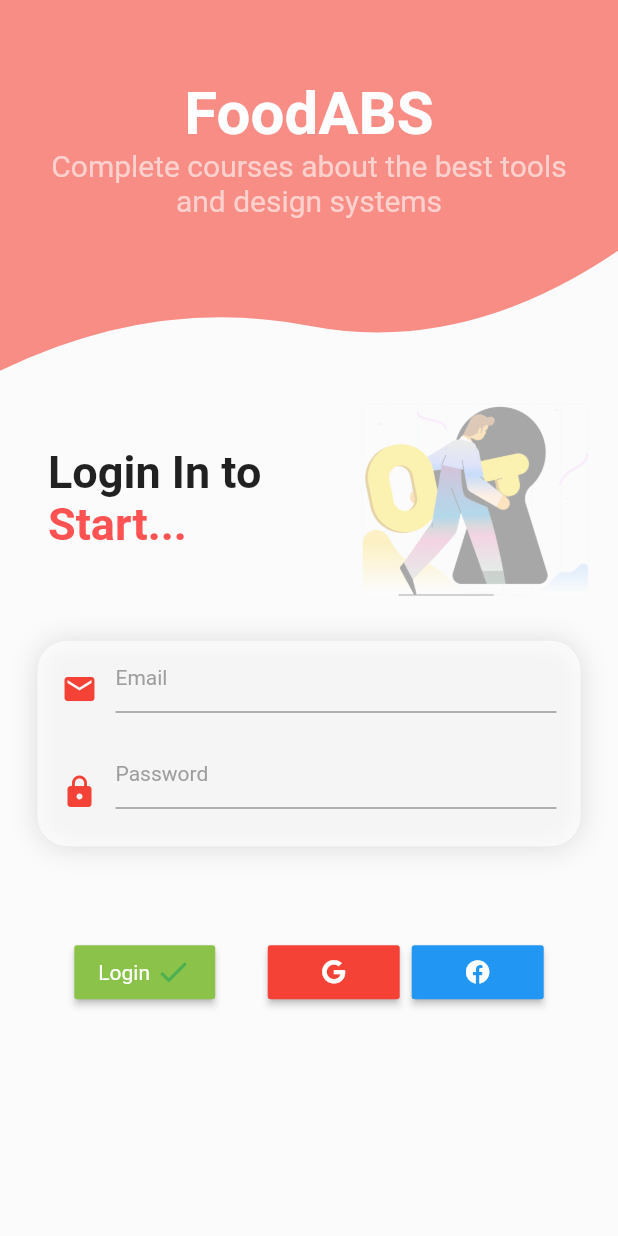
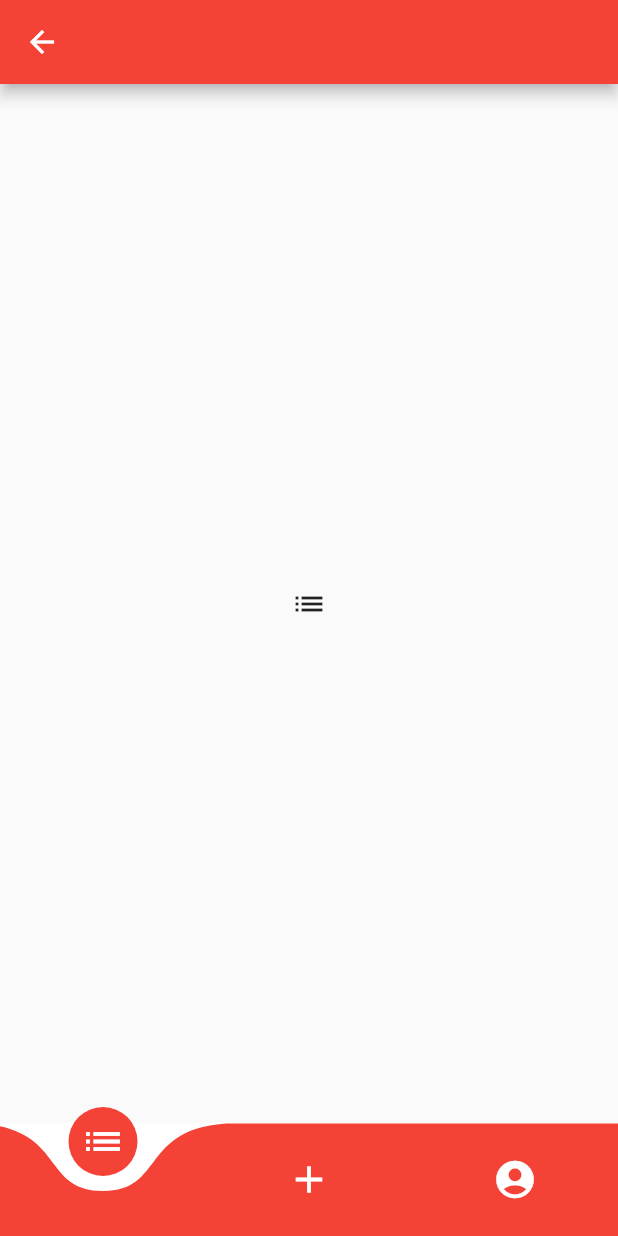
Before and after one commit to bediazu/FoodABS_Mobile, a Flutter app: the screen it shows after launch, after a tap on "Login", on a phone screen of 412 x 824 dp. Run offline on Flutter 3.47's test engine with Material 2 defaults, Android fonts, the phone set to English and light mode, and no system bars; drawn by our look-alikes of curved_navigation_bar; our stand-ins replace font_awesome_flutter; Roboto replaces fonts that are missing (Awaita).

Commit message:
Nuevas Pages

```diff
--- a/lib/colors/global_colors.dart
+++ b/lib/colors/global_colors.dart
@@ -9,3 +9,6 @@ final Color loginGoogleButton = Colors.red;
 final Color loginGoogleIcon = Colors.white;
 final Color loginFacebookButton = new Color(0x29487D);
 final Color loginFacebookIcon = Colors.white;
+
+
+final Color homeBackgroundColor = new Color(0xFCFCFC);
--- a/lib/main.dart
+++ b/lib/main.dart
@@ -1,4 +1,5 @@
 import 'package:flutter/material.dart';
+import 'package:foodabs/pages/home_page.dart';
 import 'package:foodabs/pages/login_page.dart';
 
 void main() => runApp(MyApp());
@@ -12,8 +13,13 @@ class _MyAppState extends State<MyApp> {
   @override
   Widget build(BuildContext context) {
     return MaterialApp(
-      home: LoginPage(),
       debugShowCheckedModeBanner: false,
+      routes: {
+
+        //TODO
+    '/': (context) => LoginPage(),
+    '/homePage': (context) => HomePage(),
+  },
     );
   }
 }
--- /dev/null
+++ b/lib/models/classes/user.dart
@@ -0,0 +1,8 @@
+class User{
+  String name;
+  String uuid;
+
+  User({this.name, this.uuid});
+
+  //TODO
+}
--- /dev/null
+++ b/lib/pages/home_page.dart
@@ -0,0 +1,76 @@
+import 'package:flutter/material.dart';
+
+import 'package:curved_navigation_bar/curved_navigation_bar.dart';
+import 'package:foodabs/colors/global_colors.dart';
+
+import 'package:foodabs/models/classes/user.dart';
+
+class HomePage extends StatefulWidget {
+  final User user;
+
+  const HomePage({Key key, this.user}) : super(key: key);
+
+  @override
+  _HomePageState createState() => _HomePageState();
+}
+
+class _HomePageState extends State<HomePage> {
+
+
+  int _page = 0;
+  PageController _pageController;
+
+  @override
+  void initState() {
+    super.initState();
+
+    _pageController = PageController();
+
+    _pageController.addListener((){
+      setState(() {
+       _page = _pageController.page.toInt();
+      });
+    });
+  }
+
+  @override
+  Widget build(BuildContext context) {
+
+    return Scaffold(
+      appBar: AppBar(
+        backgroundColor: Colors.red,
+      ),
+      body: Container(
+        height: double.infinity,
+        width: double.infinity,
+        color: homeBackgroundColor,
+        child: PageView(
+          controller: _pageController,
+          children: <Widget>[
+            Icon(Icons.list),
+            Icon(Icons.add),
+            Icon(Icons.clear),
+          ],
+        ),
+      ),
+      bottomNavigationBar: CurvedNavigationBar(
+        index: _page,
+        animationDuration: Duration(milliseconds: 500),
+        backgroundColor: Colors.white,
+        color: Colors.red,
+        items: <Widget>[
+          Icon(Icons.list, size: 30, color: Colors.white,),
+          Icon(Icons.add, size: 30, color: Colors.white,),
+          Icon(Icons.account_circle, size: 30, color: Colors.white,),
+        ],
+        onTap: (index) {
+          print(index);
+            setState(() {
+              _page = index;
+            });
+            _pageController.animateToPage(_page, curve: Curves.decelerate, duration: Duration(milliseconds: 500));
+          },
+      ),
+    );
+  }
+}
--- a/lib/widgets/login_body_widget.dart
+++ b/lib/widgets/login_body_widget.dart
@@ -2,6 +2,8 @@ import 'package:flutter/cupertino.dart';
 import 'package:flutter/material.dart';
 import 'package:font_awesome_flutter/font_awesome_flutter.dart';
 import 'package:foodabs/colors/global_colors.dart';
+import 'package:foodabs/models/classes/user.dart';
+import 'package:foodabs/pages/home_page.dart';
 import 'package:foodabs/shapes/app_bar_shape.dart';
 import 'package:foodabs/styles/text_styles.dart';
 import 'dart:math';
@@ -218,7 +220,11 @@ class _MyLoginWidgetState extends State<MyLoginWidget> {
                                       )
                                     ],
                                   ),
-                                  onPressed: () {},
+                                  onPressed: () {
+                                    Navigator.push(context, MaterialPageRoute(
+                                      builder: (BuildContext context) => HomePage(user: User(name: 'Bruno D', uuid: '200'),)
+                                    ));
+                                  },
                                 ),
                                 Row(
                                   children: <Widget>[
--- a/pubspec.yaml
+++ b/pubspec.yaml
@@ -20,6 +20,7 @@ dependencies:
   flutter:
     sdk: flutter
   font_awesome_flutter: ^8.5.0
+  curved_navigation_bar: ^0.3.1
 
   # The following adds the Cupertino Icons font to your application.
   # Use with the CupertinoIcons class for iOS style icons.
```
Also changed, not shown: lib/widgets/login_app_bar_widget.dart (deleted, +0 -46 lines), lib/pages/profile_page.dart (added), pubspec.lock.
